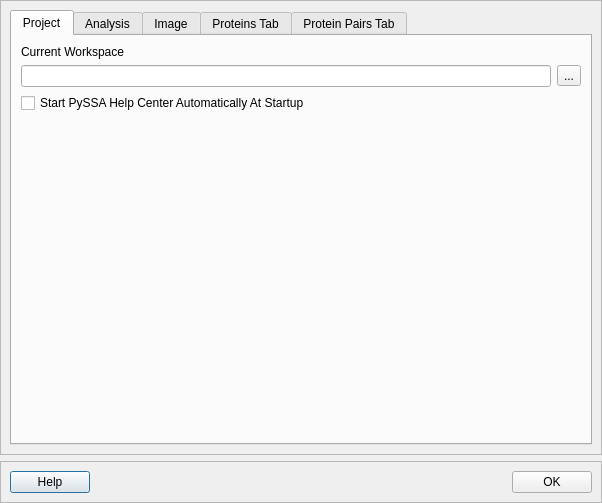
urban233/PySSA, file pyssa/gui/ui/forms/settings_view.ui: the form before one commit.
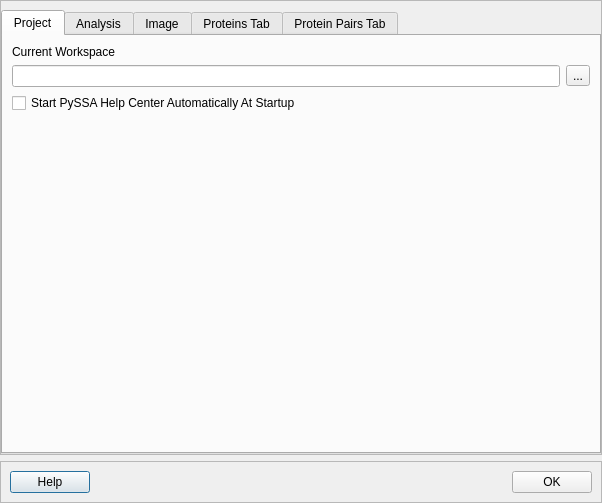
The form after the commit.

The edit to the form file:
```diff
--- a/pyssa/gui/ui/forms/settings_view.ui
+++ b/pyssa/gui/ui/forms/settings_view.ui
@@ -38,6 +38,15 @@
       <enum>QFrame::Raised</enum>
      </property>
      <layout class="QVBoxLayout" name="verticalLayout_9">
+      <property name="leftMargin">
+       <number>0</number>
+      </property>
+      <property name="rightMargin">
+       <number>0</number>
+      </property>
+      <property name="bottomMargin">
+       <number>0</number>
+      </property>
       <item>
        <widget class="QTabWidget" name="tabWidget">
         <property name="currentIndex">
```
